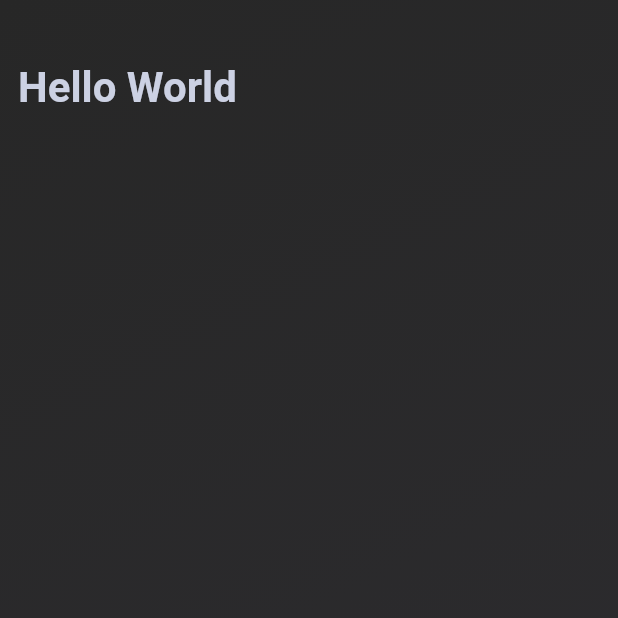
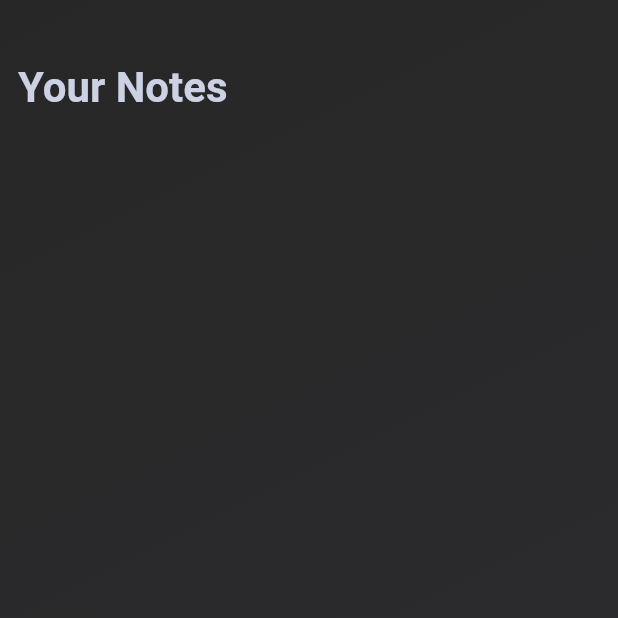
Before and after one commit to jacob-macleod/Smart-Notes, a Flutter app: the screen it shows after launch, on a phone screen of 412 x 824 dp, the top half of it. Run offline on Flutter 3.47's test engine with Material 2 defaults, Android fonts, the phone set to English and light mode, and no system bars.

Commit message:
Added area for notes to go

```diff
--- a/lib/main.dart
+++ b/lib/main.dart
@@ -1,6 +1,5 @@
 import 'package:flutter/material.dart';
-import 'package:smart_notes/widgets/gradient_background.dart';
-import 'package:smart_notes/widgets/title_text.dart';
+import 'package:smart_notes/screens/main_page.dart';
 
 void main() {
   runApp(const MyApp());
@@ -14,15 +13,7 @@ class MyApp extends StatelessWidget {
   Widget build(BuildContext context) {
     return const MaterialApp(
       home: Scaffold(
-        body: GradientBackground(
-          widget: Column(
-            crossAxisAlignment: CrossAxisAlignment.start,
-            children: [
-              SizedBox(height: 30),
-              TitleText(text: "Hello World"),
-            ],
-          ),
-        ),
+        body: MainPage(),
       ),
     );
   }
--- /dev/null
+++ b/lib/screens/main_page.dart
@@ -0,0 +1,32 @@
+import 'package:flutter/material.dart';
+import 'package:smart_notes/widgets/gradient_background.dart';
+import 'package:smart_notes/widgets/title_text.dart';
+
+class MainPage extends StatelessWidget {
+  const MainPage({super.key});
+
+  @override
+  Widget build(context) {
+    return GradientBackground(
+      widget: Column(
+        crossAxisAlignment: CrossAxisAlignment.start,
+        children: [
+          SizedBox(height: 30),
+          TitleText(text: "Your Notes"),
+          Container(
+            height: 500,
+            child: GridView(
+              gridDelegate: const SliverGridDelegateWithFixedCrossAxisCount(
+                crossAxisCount: 3,
+                childAspectRatio: 3 / 2,
+                crossAxisSpacing: 20,
+                mainAxisSpacing: 20,
+              ),
+              children: [],
+            ),
+          ),
+        ],
+      ),
+    );
+  }
+}
```
